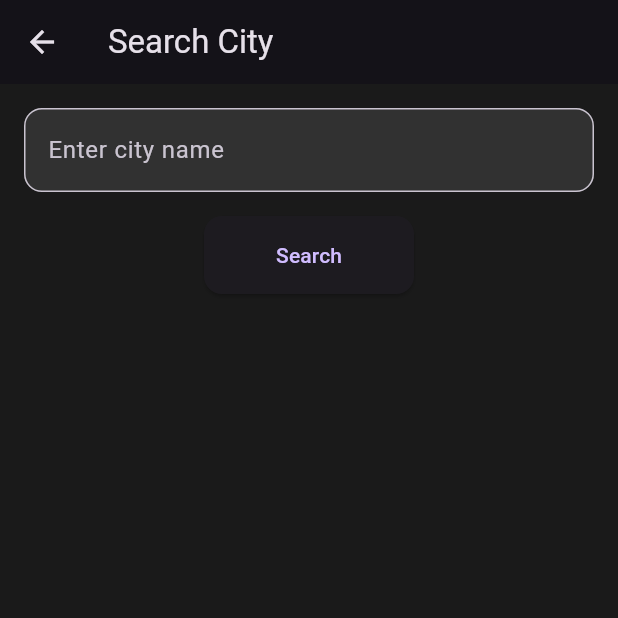
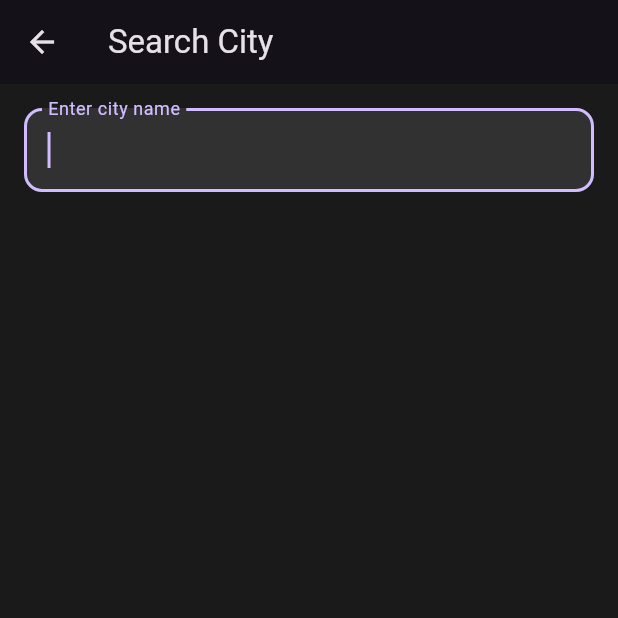
Before and after one commit to suvojeet-sengupta/Family-Message, a Flutter app: the screen it shows after launch, after a tap on the "search" icon, on a phone screen of 412 x 824 dp, the top half of it. Run offline on Flutter 3.47's test engine with Material 3 defaults, Android fonts, the phone set to English and light mode, and no system bars; drawn by our look-alikes of flutter_animate; our stand-ins replace geocoding, geolocator, shared_preferences, shimmer, sqflite; accounts and stored records are empty.

Commit message:
feat: Implement shimmer loading and search autocomplete
- Replaced the initial loading indicator with a shimmer effect for a more polished UI.

- Enhanced the search functionality with autocomplete suggestions, providing a better user experience.

- Added `shimmer`, `get_it`, and `provider` packages to support the new features and future architectural improvements.

```diff
--- a/lib/screens/home_screen.dart
+++ b/lib/screens/home_screen.dart
@@ -6,6 +6,7 @@ import 'search_screen.dart';
 import 'weather_detail_screen.dart';
 import 'package:flutter_animate/flutter_animate.dart';
 import '../services/database_helper.dart';
+import '../widgets/shimmer_loading.dart';
 
 class HomeScreen extends StatefulWidget {
   final Weather? initialWeather;
@@ -147,16 +148,7 @@ class _HomeScreenState extends State<HomeScreen> {
         ],
       ),
       body: _isInitialLoading
-          ? Center(
-              child: Column(
-                mainAxisAlignment: MainAxisAlignment.center,
-                children: [
-                  const CircularProgressIndicator(),
-                  const SizedBox(height: 16),
-                  Text(_loadingMessage).animate(key: ValueKey(_loadingMessage)).fadeIn(duration: 300.ms),
-                ],
-              ),
-            )
+          ? const ShimmerLoading()
           : _buildWeatherList(),
       floatingActionButton: FloatingActionButton(
         onPressed: () async {
--- a/lib/screens/search_screen.dart
+++ b/lib/screens/search_screen.dart
@@ -1,6 +1,8 @@
+import 'dart:async';
+
 import 'package:flutter/material.dart';
-import 'package:shared_preferences/shared_preferences.dart';
 import 'package:flutter_animate/flutter_animate.dart';
+import '../services/weather_service.dart';
 
 class SearchScreen extends StatefulWidget {
   const SearchScreen({super.key});
@@ -11,31 +13,40 @@ class SearchScreen extends StatefulWidget {
 
 class _SearchScreenState extends State<SearchScreen> {
   final TextEditingController _cityController = TextEditingController();
-  List<String> _recentSearches = [];
+  final WeatherService _weatherService = WeatherService();
+  List<String> _suggestions = [];
+  Timer? _debounce;
+  bool _isLoading = false;
 
   @override
-  void initState() {
-    super.initState();
-    _loadRecentSearches();
+  void dispose() {
+    _debounce?.cancel();
+    _cityController.dispose();
+    super.dispose();
   }
 
-  Future<void> _loadRecentSearches() async {
-    final prefs = await SharedPreferences.getInstance();
+  void _onSearchChanged(String query) {
+    if (_debounce?.isActive ?? false) _debounce!.cancel();
+    _debounce = Timer(const Duration(milliseconds: 500), () async {
+      if (query.isNotEmpty) {
         setState(() {
-      _recentSearches = prefs.getStringList('recentSearches') ?? [];
+          _isLoading = true;
+        });
+        try {
+          final suggestions = await _weatherService.searchCities(query);
+          setState(() {
+            _suggestions = suggestions;
+          });
+        } catch (e) {
+          // Handle error, maybe show a snackbar
+          print('Error searching cities: $e');
+        } finally {
+          setState(() {
+            _isLoading = false;
           });
         }
-
-  Future<void> _saveSearch(String city) async {
-    final prefs = await SharedPreferences.getInstance();
-    if (!_recentSearches.contains(city)) {
-      _recentSearches.insert(0, city);
-      if (_recentSearches.length > 5) {
-        _recentSearches.removeLast();
       }
-      await prefs.setStringList('recentSearches', _recentSearches);
-      setState(() {});
-    }
+    });
   }
 
   @override
@@ -50,6 +61,7 @@ class _SearchScreenState extends State<SearchScreen> {
           children: [
             TextField(
               controller: _cityController,
+              autofocus: true,
               decoration: InputDecoration(
                 labelText: 'Enter city name',
                 border: OutlineInputBorder(
@@ -57,45 +69,26 @@ class _SearchScreenState extends State<SearchScreen> {
                 ),
                 filled: true,
                 fillColor: Colors.white.withOpacity(0.1),
+                suffixIcon: _isLoading ? const Padding(
+                  padding: EdgeInsets.all(8.0),
+                  child: CircularProgressIndicator(strokeWidth: 2),
+                ) : null,
               ),
-              onSubmitted: (value) {
-                _handleSearch();
-              },
+              onChanged: _onSearchChanged,
             ).animate().fade(duration: 300.ms).slideX(),
-            const SizedBox(height: 16),
-            ElevatedButton(
-              onPressed: _handleSearch,
-              style: ElevatedButton.styleFrom(
-                padding: const EdgeInsets.symmetric(horizontal: 48, vertical: 16),
-                shape: RoundedRectangleBorder(
-                  borderRadius: BorderRadius.circular(12),
-                ),
-              ),
-              child: const Text('Search'),
-            ).animate().fade(duration: 300.ms).slideX(delay: 100.ms),
-            const SizedBox(height: 32),
-            if (_recentSearches.isNotEmpty)
-              Expanded(
-                child: Column(
-                  crossAxisAlignment: CrossAxisAlignment.start,
-                  children: [
-                    const Text(
-                      'Recent Searches',
-                      style: TextStyle(fontSize: 18, fontWeight: FontWeight.bold),
-                    ),
             const SizedBox(height: 16),
             Expanded(
               child: ListView.builder(
-                        itemCount: _recentSearches.length,
+                itemCount: _suggestions.length,
                 itemBuilder: (context, index) {
-                          final city = _recentSearches[index];
+                  final suggestion = _suggestions[index];
                   return Card(
                     color: Colors.white.withOpacity(0.1),
                     margin: const EdgeInsets.symmetric(vertical: 4),
                     child: ListTile(
-                              title: Text(city),
+                      title: Text(suggestion),
                       onTap: () {
-                                Navigator.pop(context, city);
+                        Navigator.pop(context, suggestion);
                       },
                     ),
                   ).animate().fade(duration: 300.ms).slideY(delay: (100 * index).ms);
@@ -105,16 +98,6 @@ class _SearchScreenState extends State<SearchScreen> {
           ],
         ),
       ),
-          ],
-        ),
-      ),
     );
   }
-
-  void _handleSearch() {
-    if (_cityController.text.isNotEmpty) {
-      _saveSearch(_cityController.text);
-      Navigator.pop(context, _cityController.text);
 }
-  }
-}
--- /dev/null
+++ b/lib/widgets/shimmer_loading.dart
@@ -0,0 +1,70 @@
+import 'package:flutter/material.dart';
+import 'package:shimmer/shimmer.dart';
+
+class ShimmerLoading extends StatelessWidget {
+  const ShimmerLoading({super.key});
+
+  @override
+  Widget build(BuildContext context) {
+    return Shimmer.fromColors(
+      baseColor: Colors.grey[850]!,
+      highlightColor: Colors.grey[800]!,
+      child: ListView(
+        children: [
+          _buildShimmerCard(),
+          _buildShimmerCard(),
+          _buildShimmerCard(),
+        ],
+      ),
+    );
+  }
+
+  Widget _buildShimmerCard() {
+    return Card(
+      margin: const EdgeInsets.symmetric(horizontal: 16, vertical: 8),
+      shape: RoundedRectangleBorder(
+        borderRadius: BorderRadius.circular(16),
+      ),
+      color: Colors.white.withOpacity(0.1),
+      child: Padding(
+        padding: const EdgeInsets.all(16.0),
+        child: Row(
+          mainAxisAlignment: MainAxisAlignment.spaceBetween,
+          children: [
+            Column(
+              crossAxisAlignment: CrossAxisAlignment.start,
+              children: [
+                Container(
+                  width: 150,
+                  height: 20,
+                  color: Colors.white,
+                ),
+                const SizedBox(height: 8),
+                Container(
+                  width: 100,
+                  height: 16,
+                  color: Colors.white,
+                ),
+              ],
+            ),
+            Row(
+              children: [
+                Container(
+                  width: 60,
+                  height: 48,
+                  color: Colors.white,
+                ),
+                const SizedBox(width: 8),
+                Container(
+                  width: 40,
+                  height: 40,
+                  color: Colors.white,
+                ),
+              ],
+            ),
+          ],
+        ),
+      ),
+    );
+  }
+}
--- a/pubspec.yaml
+++ b/pubspec.yaml
@@ -38,6 +38,9 @@ dependencies:
   path_provider: ^2.1.3
   flutter_animate: ^4.5.2
   shared_preferences: ^2.5.3
+  shimmer: ^3.0.0
+  get_it: ^8.2.0
+  provider: ^6.1.5+1
 
   # The following adds the Cupertino Icons font to your application.
   # Use with the CupertinoIcons class for iOS style icons.
```
Also changed, not shown: lib/services/weather_service.dart (+20 -0 lines). Lines whose indentation alone changed are shown as unchanged.
